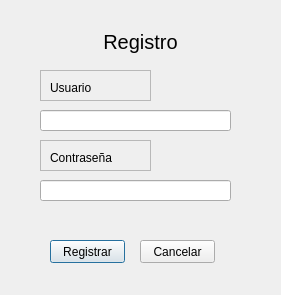
Qt form GUI/UIs/register_dialog.ui (Drahness/Parkingson) before a commit.
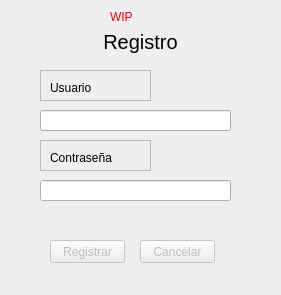
The same form after that commit.

Commit message: El login funciona, he agregado la dependencia sqlitedao, ahora sale un QDialog cuando falla el login, he tenido que agregar una variable estatica a la clase main que no quiero tener, estaria bien una db de usuarios y poder dar de alta a usuarios. Cambiado el register_dialog.ui para que muestre que no esta en uso, ahora las gui se cargan desde la clase GUI_Resources.py, necesito refactorizar el metodo UI#credentials si quiero permitir registros.

```diff
--- a/GUI/UIs/register_dialog.ui
+++ b/GUI/UIs/register_dialog.ui
@@ -141,6 +141,9 @@
    </property>
   </widget>
   <widget class="QPushButton" name="Rpositive">
+   <property name="enabled">
+    <bool>false</bool>
+   </property>
    <property name="geometry">
     <rect>
      <x>50</x>
@@ -154,6 +157,9 @@
    </property>
   </widget>
   <widget class="QPushButton" name="Rnegative">
+   <property name="enabled">
+    <bool>false</bool>
+   </property>
    <property name="geometry">
     <rect>
      <x>140</x>
@@ -166,6 +172,22 @@
     <string>Cancelar</string>
    </property>
   </widget>
+  <widget class="QLabel" name="label">
+   <property name="geometry">
+    <rect>
+     <x>110</x>
+     <y>10</y>
+     <width>47</width>
+     <height>13</height>
+    </rect>
+   </property>
+   <property name="styleSheet">
+    <string notr="true">color:red</string>
+   </property>
+   <property name="text">
+    <string>WIP</string>
+   </property>
+  </widget>
  </widget>
  <resources/>
  <connections/>
```
Left out of the diff: 6 changed lines with no effect on the pictures. The commit also changes 4 other files.
